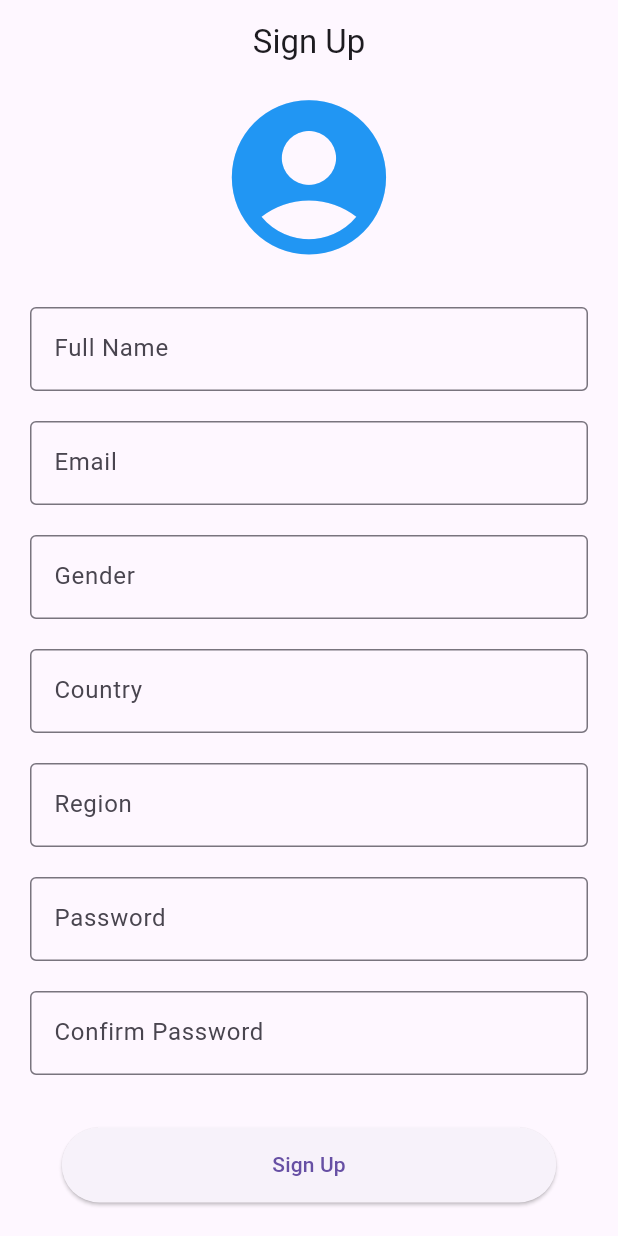
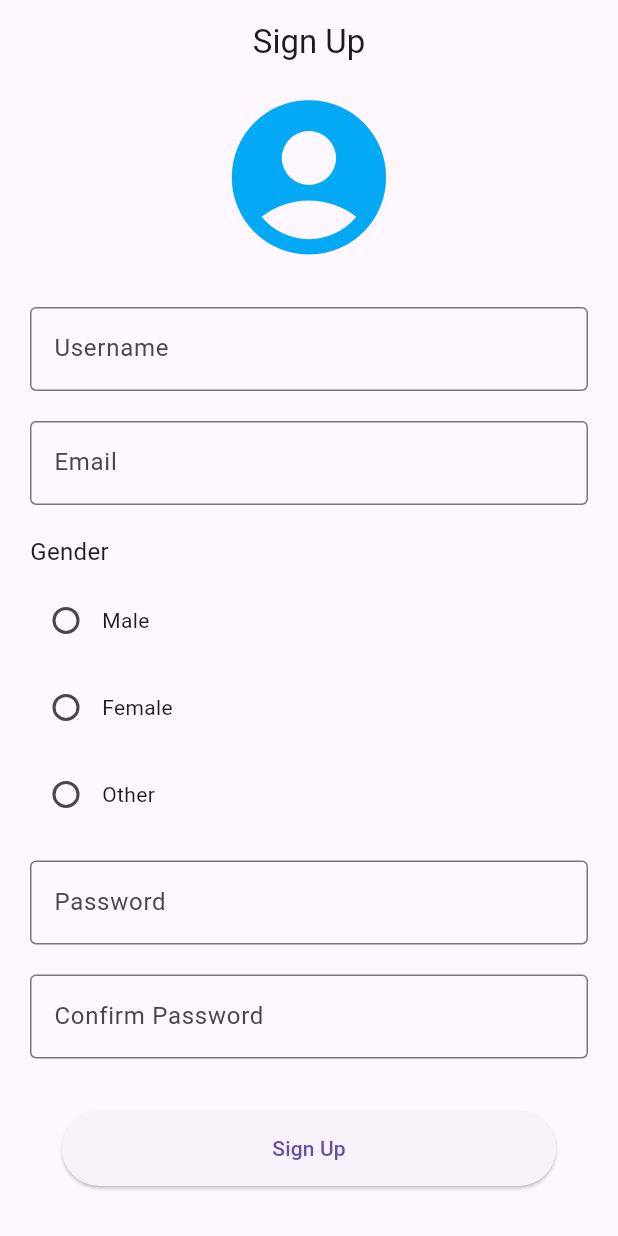
Before and after one commit to YashP-01/ChatApplication, a Flutter app: the screen it shows after launch, on a phone screen of 412 x 824 dp. Run offline on Flutter 3.47's test engine with Material 3 defaults, Android fonts, the phone set to English and light mode, and no system bars.

Commit message:
03 date: 04/01/25

```diff
--- a/lib/main.dart
+++ b/lib/main.dart
@@ -1,6 +1,5 @@
 import 'package:flutter/material.dart';
-import 'package:myapp3/responsive/mobile_body.dart';
-import 'homepage.dart';
+import 'package:myapp3/signup_screen.dart';
 
 void main() {
   runApp(const MyApp());
@@ -14,7 +13,7 @@ class MyApp extends StatelessWidget {
   Widget build(BuildContext context) {
     return MaterialApp(
       debugShowCheckedModeBanner: false,
-      home: MobileBody(),
+      home: SignupScreen(),
       theme: ThemeData(primarySwatch: Colors.deepPurple),
     );
   }
--- a/lib/responsive/mobile_body.dart
+++ /dev/null
@@ -1,139 +0,0 @@
-import 'package:flutter/material.dart';
-
-class MobileBody extends StatelessWidget {
-  const MobileBody({super.key});
-
-  @override
-  Widget build(BuildContext context) {
-    // Get screen size information
-    double screenWidth = MediaQuery.of(context).size.width;
-    double screenHeight = MediaQuery.of(context).size.height;
-
-    EdgeInsetsGeometry padding = screenWidth > 600
-        ? EdgeInsets.symmetric(horizontal: 100)
-        : EdgeInsets.symmetric(horizontal: 20);
-
-    return Scaffold(
-      appBar: AppBar(
-        title: Text('Sign Up'),
-        centerTitle: true,
-      ),
-      body: Padding(
-        padding: padding,
-        child: SingleChildScrollView(
-          child: Center(
-            child: Column(
-              mainAxisSize: MainAxisSize.min,
-              children: [
-                // Responsive logo or header, adjusted based on screen width
-                Icon(
-                  Icons.account_circle,
-                  size: screenWidth * 0.3,
-                  color: Colors.blue,
-                ),
-                SizedBox(height: 25),
-
-                // Sign-Up Form
-                TextField(
-                  decoration: InputDecoration(
-                    labelText: 'Full Name',
-                    border: OutlineInputBorder(),
-                  ),
-                ),
-                SizedBox(height: 20),
-
-                TextField(
-                  decoration: InputDecoration(
-                    labelText: 'Email',
-                    border: OutlineInputBorder(),
-                  ),
-                ),
-                SizedBox(height: 20),
-
-                TextField(
-                  decoration: InputDecoration(
-                    labelText: 'Gender',
-                    border: OutlineInputBorder(),
-                  ),
-                ),
-                SizedBox(height: 20),
-
-                TextField(
-                  decoration: InputDecoration(
-                    labelText: 'Country',
-                    border: OutlineInputBorder(),
-                  ),
-                ),
-                SizedBox(height: 20),
-
-                TextField(
-                  decoration: InputDecoration(
-                    labelText: 'Region',
-                    border: OutlineInputBorder(),
-                  ),
-                ),
-                SizedBox(height: 20),
-
-                TextField(
-                  obscureText: true,
-                  decoration: InputDecoration(
-                    labelText: 'Password',
-                    border: OutlineInputBorder(),
-                    //obscureText: true,
-                  ),
-                ),
-                SizedBox(height: 20),
-
-                TextField(
-                  obscureText: true,
-                  decoration: InputDecoration(
-                    labelText: 'Confirm Password',
-                    border: OutlineInputBorder(),
-                  ),
-                ),
-                SizedBox(height: 35),
-
-                // Sign Up Button
-                ElevatedButton(
-                  onPressed: () {
-                    // Handle Sign-Up action
-                  },
-                  child: Text('Sign Up'),
-                  style: ElevatedButton.styleFrom(
-                    minimumSize: Size(screenWidth * 0.8, 50),
-                  ),
-                ),
-                SizedBox(height: 20),
-
-                // Footer Text for login redirection
-                Row(
-                  mainAxisAlignment: MainAxisAlignment.center,
-                  children: [
-                    Text('Already have an account?'),
-                    TextButton(
-                      onPressed: () {
-                        // Navigate to login page
-                      },
-                      child: Text('Log In'),
-                    ),
-                  ],
-                ),
-              ],
-            ),
-          ),
-        ),
-      ),
-    );
-  }
-}
-
-
-// return Scaffold(
-//   // backgroundColor: Colors.purple[200],
-//   appBar: AppBar(
-//     backgroundColor: Colors.orangeAccent,
-//     title: Text('Sign Up'),
-//     centerTitle: true,
-//   ),
-//     );
-//   }
--- /dev/null
+++ b/lib/signup_screen.dart
@@ -0,0 +1,266 @@
+import 'package:flutter/material.dart';
+import 'package:myapp3/login_screen.dart';
+
+class SignupScreen extends StatefulWidget {
+  @override
+  _SignupScreenState createState() => _SignupScreenState();
+}
+
+class _SignupScreenState extends State<SignupScreen> {
+  final _formKey = GlobalKey<FormState>();
+
+  // TextEditingController for each TextFormField
+  final TextEditingController _usernameController = TextEditingController();
+  final TextEditingController _emailController = TextEditingController();
+  final TextEditingController _passwordController = TextEditingController();
+  final TextEditingController _confirmPasswordController = TextEditingController();
+
+  // Gender selection state
+  String? _selectedGender;
+
+  // Password validation function
+  String? _validatePassword(String? value) {
+    if (value == null || value.isEmpty) {
+      return 'Please enter a password';
+    }
+    if (value.length < 6) {
+      return 'Password must be at least 6 characters';
+    }
+    if (!RegExp(r'\d').hasMatch(value)) {
+      return 'Password must contain at least one number';
+    }
+    if (!RegExp(r'[A-Z]').hasMatch(value)) {
+      return 'Password must contain at least one uppercase letter';
+    }
+    if (!RegExp(r'[!@#$%^&*(),.?":{}|<>]').hasMatch(value)) {
+      return 'Password must contain at least one special character';
+    }
+    return null;
+  }
+
+  // Handle gender change
+  void _handleGenderChange(String? value) {
+    setState(() {
+      _selectedGender = value;
+    });
+  }
+
+  @override
+  Widget build(BuildContext context) {
+    double screenWidth = MediaQuery.of(context).size.width;
+
+    EdgeInsetsGeometry padding = screenWidth > 600
+        ? EdgeInsets.symmetric(horizontal: 100)
+        : EdgeInsets.symmetric(horizontal: 20);
+
+    return Scaffold(
+      appBar: AppBar(
+        title: Text('Sign Up'),
+        centerTitle: true,
+      ),
+    //   floatingActionButtonLocation: FloatingActionButtonLocation.centerTop,
+    //   floatingActionButton: FloatingActionButton(
+    //       onPressed: (){},
+    //       child: Icon(Icons.add),
+    //   backgroundColor: Colors.black26,
+    //   foregroundColor: Colors.white,
+    //
+    // ),
+      body: Padding(
+        padding: padding,
+        child: SingleChildScrollView(
+          child: Center(
+            child: Column(
+              mainAxisSize: MainAxisSize.min,
+              children: [
+                Icon(
+                  Icons.account_circle,
+                  size: screenWidth * 0.3,
+                  color: Colors.lightBlue,
+                ),
+                SizedBox(height: 25),
+
+                Form(
+                  key: _formKey,
+                  child: Column(
+                    children: [
+                      TextFormField(
+                        controller: _usernameController,
+                        decoration: InputDecoration(
+                          labelText: 'Username',
+                          border: OutlineInputBorder(),
+                        ),
+                        validator: (value) {
+                          if (value == null || value.isEmpty) {
+                            return 'Please enter username';
+                          }
+                          return null;
+                        },
+                      ),
+                      SizedBox(height: 20),
+
+                      TextFormField(
+                        controller: _emailController,
+                        decoration: InputDecoration(
+                          labelText: 'Email',
+                          border: OutlineInputBorder(),
+                        ),
+                        validator: (value) {
+                          if (value == null || value.isEmpty) {
+                            return 'Please enter an email';
+                          }
+                          if (!RegExp(r"^[a-zA-Z0-9@.]+$").hasMatch(value)) {
+                            return 'Please enter a valid email address';
+                          }
+                          return null;
+                        },
+                      ),
+                      SizedBox(height: 20),
+
+                      // Gender Selection (Radio Buttons)
+                      Align(
+                        alignment: Alignment.centerLeft,
+                        child: Padding(
+                          padding: const EdgeInsets.only(bottom: 10),
+                          child: Text(
+                            'Gender',
+                            style: TextStyle(fontSize: 16),
+                          ),
+                        ),
+                      ),
+                      Wrap(
+                        spacing: 10, // Horizontal space between radio buttons
+                        runSpacing: 10, // Vertical space between radio buttons
+                        children: [
+                          // Male Radio Button
+                          Row(
+                            children: [
+                              Radio<String>(
+                                value: 'Male',
+                                groupValue: _selectedGender,
+                                onChanged: _handleGenderChange,
+                              ),
+                              Text("Male"),
+                            ],
+                          ),
+                          // Female Radio Button
+                          Row(
+                            children: [
+                              Radio<String>(
+                                value: 'Female',
+                                groupValue: _selectedGender,
+                                onChanged: _handleGenderChange,
+                              ),
+                              Text("Female"),
+                            ],
+                          ),
+                          // Other Radio Button
+                          Row(
+                            children: [
+                              Radio<String>(
+                                value: 'Other',
+                                groupValue: _selectedGender,
+                                onChanged: _handleGenderChange,
+                              ),
+                              Text("Other"),
+                            ],
+                          ),
+                        ],
+                      ),
+                      SizedBox(height: 20),
+
+                      // TextField(
+                      //   decoration: InputDecoration(
+                      //     labelText: 'Country',
+                      //     border: OutlineInputBorder(),
+                      //   ),
+                      // ),
+                      // SizedBox(height: 20),
+                      //
+                      // TextField(
+                      //   decoration: InputDecoration(
+                      //     labelText: 'Region',
+                      //     border: OutlineInputBorder(),
+                      //   ),
+                      // ),
+                      // SizedBox(height: 20),
+
+                      TextFormField(
+                        controller: _passwordController,
+                        obscureText: true,
+                        decoration: InputDecoration(
+                          labelText: 'Password',
+                          border: OutlineInputBorder(),
+                        ),
+                        validator: _validatePassword,
+                      ),
+                      SizedBox(height: 20),
+
+                      TextFormField(
+                        controller: _confirmPasswordController,
+                        obscureText: true,
+                        decoration: InputDecoration(
+                          labelText: 'Confirm Password',
+                          border: OutlineInputBorder(),
+                        ),
+                        validator: (value) {
+                          if (value == null || value.isEmpty) {
+                            return 'Please confirm your password';
+                          }
+                          if (value != _passwordController.text) {
+                            return 'Passwords do not match';
+                          }
+                          return null;
+                        },
+                      ),
+                      SizedBox(height: 35),
+
+                      ElevatedButton(
+                        onPressed: () {
+                          if (_formKey.currentState?.validate() ?? false) {
+                            ScaffoldMessenger.of(context).showSnackBar(
+                                SnackBar(content: Text('Signing up...')));
+
+                            Navigator.push(
+                              context,
+                              MaterialPageRoute(builder: (context) => LoginScreen()),
+                            );
+                          } else {
+                            ScaffoldMessenger.of(context).showSnackBar(
+                                SnackBar(content: Text('Please fill all the fields correctly.')));
+                          }
+                        },
+                        child: Text('Sign Up'),
+                        style: ElevatedButton.styleFrom(
+                          minimumSize: Size(screenWidth * 0.8, 50),
+                        ),
+                      ),
+                      SizedBox(height: 20),
+
+                      Row(
+                        mainAxisAlignment: MainAxisAlignment.center,
+                        children: [
+                          Text('Already have an account?'),
+                          TextButton(
+                            onPressed: () {
+                              // Navigate to login page
+                              Navigator.pushReplacement(
+                                context,
+                                MaterialPageRoute(builder: (context) => LoginScreen()),
+                              );
+                            },
+                            child: Text('Log In'),
+                          ),
+                        ],
+                      ),
+                    ],
+                  ),
+                ),
+              ],
+            ),
+          ),
+        ),
+      ),
+    );
+  }
+}
```
Also changed, not shown: lib/homepage.dart (deleted, +0 -34 lines), lib/login_screen.dart (added, +35 -0 lines), lib/responsive/desktop_body.dart (deleted, +0 -46 lines), lib/responsive/responsive_layout.dart (deleted, +0 -21 lines).
